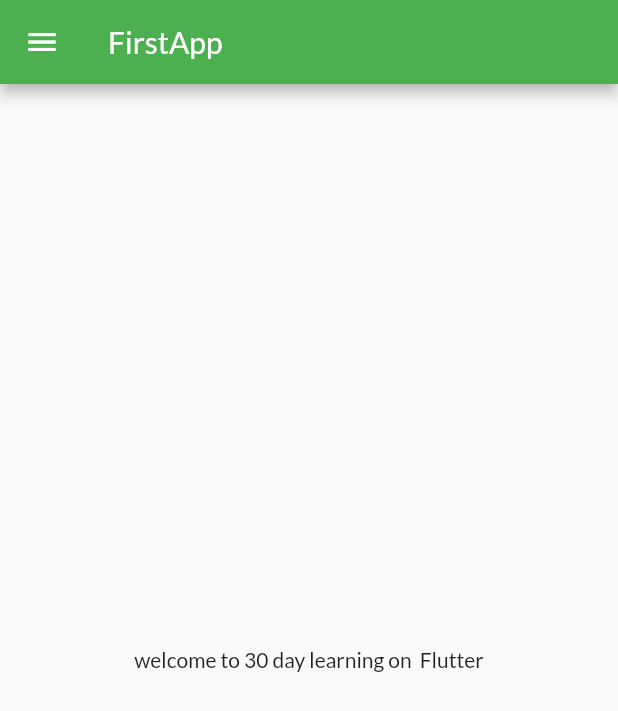
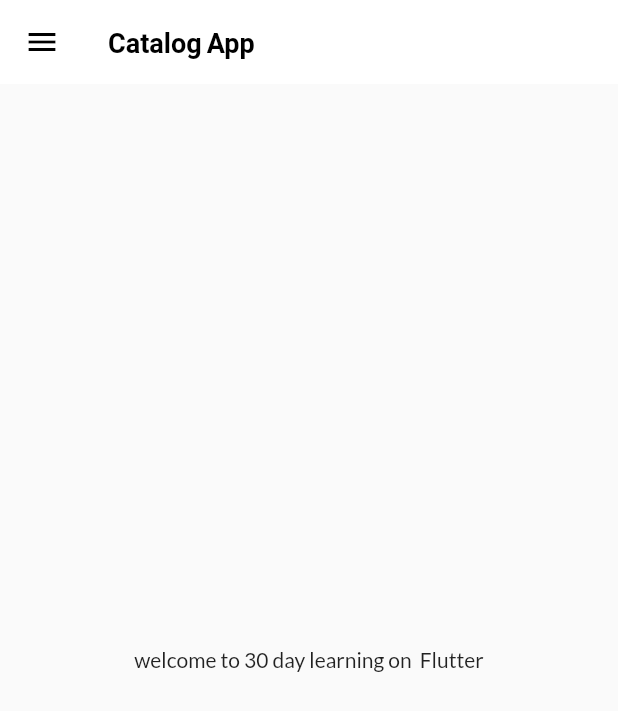
Before and after one commit to raman020306/PracticeFluter, a Flutter app: the screen it shows after launch, on a phone screen of 412 x 824 dp. Shown: the top 711 px of the screen. Run offline on Flutter 3.47's test engine with Material 2 defaults, Android fonts, the phone set to English and light mode, and no system bars; our stand-ins replace google_fonts.

Commit message:
Theme extrected

```diff
--- a/lib/Pages/home_page.dart
+++ b/lib/Pages/home_page.dart
@@ -9,7 +9,7 @@ class HomePage extends StatelessWidget {
   Widget build(BuildContext context) {
     return Scaffold(
       appBar: AppBar(
-        title: Text("FirstApp"),
+        title: Text("Catalog App"),
       ),
        body: Center(
         child: Container(
--- a/lib/main.dart
+++ b/lib/main.dart
@@ -1,6 +1,7 @@
 import 'package:flutter/material.dart';
 import 'package:flutter_application_1/Pages/Login_page.dart';
 import 'package:flutter_application_1/utills/routes.dart';
+import 'package:flutter_application_1/utills/widgets/themes.dart';
 
 
 import 'package:google_fonts/google_fonts.dart';
@@ -19,17 +20,11 @@ class MyApp extends StatelessWidget {
     return MaterialApp(
       // home: HomePage(),
       themeMode: ThemeMode.light,
-      theme: ThemeData(
-      primarySwatch: Colors.green,
-      fontFamily: GoogleFonts.lato().fontFamily,
-
-      ),
+      theme: MyTheme.lightTheme(context),
 
       debugShowCheckedModeBanner: false,
 
-      darkTheme: ThemeData(
-        brightness: Brightness.dark,
-      ),
+      darkTheme: MyTheme.lightTheme(context),
       initialRoute: MyRoutes.HomePage,
       routes: {
         "/" :(context) => LoginPage(),
--- /dev/null
+++ b/lib/utills/widgets/themes.dart
@@ -0,0 +1,22 @@
+import 'package:flutter/material.dart';
+import 'package:google_fonts/google_fonts.dart';
+
+class MyTheme {
+  static ThemeData lightTheme(BuildContext context) => ThemeData(
+      primarySwatch: Colors.green,
+      fontFamily: GoogleFonts.lato().fontFamily,
+      appBarTheme: AppBarTheme(
+        color: Colors.white,
+        elevation: 0.0,
+        iconTheme: IconThemeData(color: Colors.black),
+        titleTextStyle: TextStyle(color: Colors.black,
+        fontWeight: FontWeight.bold,
+        fontSize: 18),
+
+        // textTheme: Theme.of(context).textTheme,
+      ));
+
+  static ThemeData darkTheme(BuildContext context) => ThemeData(
+        brightness: Brightness.dark,
+      );
+}
```
